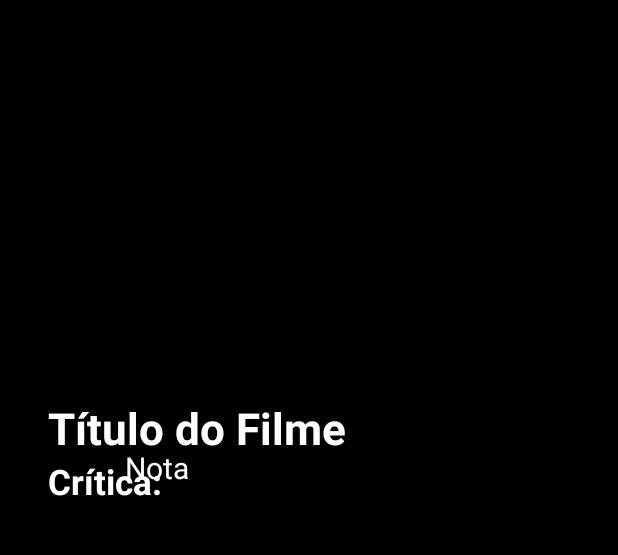
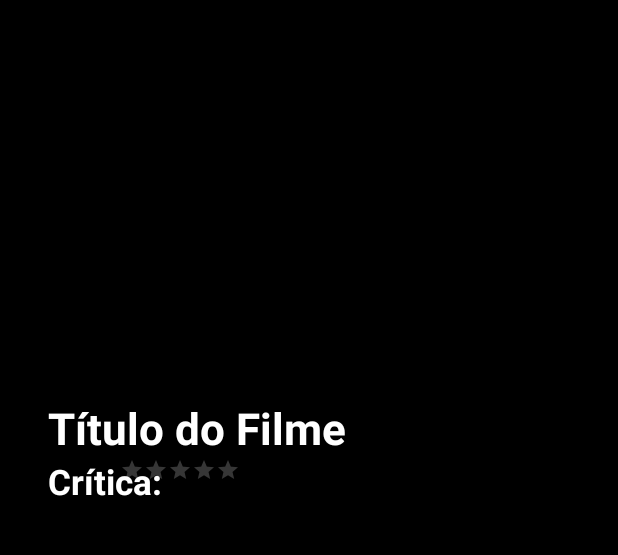
Before and after one commit to jephcescon/Cinequiz, an Android app: the MovieDetailsForSearch screen opened directly, with no data from a screen before it, on a phone screen of 412 x 824 dp, the part 75-630 px from its top. Run offline under Robolectric (Android 15) with nearby library versions, the phone set to English and light mode, and no system bars; our stand-ins replace Picasso; network calls fail; pictures from the network do not load; 1 statement that could not run was skipped.

Commit message:
adicionado estrelas

```diff
--- a/app/src/main/java/com/example/cinequiz/catalog/details/MovieDetails.kt
+++ b/app/src/main/java/com/example/cinequiz/catalog/details/MovieDetails.kt
@@ -6,6 +6,7 @@ import android.util.Log
 
 import android.widget.Button
 import android.widget.ImageView
+import android.widget.RatingBar
 import android.widget.TextView
 
 import androidx.appcompat.app.AppCompatActivity
@@ -35,7 +36,7 @@ class MovieDetails : AppCompatActivity() {
     private val search by lazy { findViewById<Button>(R.id.bt_search_movie_details) }
     private val movieImage by lazy { findViewById<ImageView>(R.id.iv_movie_img) }
     private val movieTitle by lazy { findViewById<TextView>(R.id.tv_movie_title) }
-    private val voteAvarage by lazy { findViewById<TextView>(R.id.tv_voteAvarage) }
+    private val voteAvarage by lazy { findViewById<RatingBar>(R.id.tv_voteAvarage) }
     private val viewModelMovieDetails by lazy { ViewModelProvider(this).get(MovieDetailsViewModel::class.java) }
     private val searchViewModel by lazy { ViewModelProvider(this).get(SearchViewModel::class.java) }
     var result = mutableListOf<Cast>()
@@ -62,7 +63,8 @@ class MovieDetails : AppCompatActivity() {
         movieTitle.text = dados?.title
         val url = "https://image.tmdb.org/t/p/w500${dados?.backdrop}"
         Picasso.get().load(url).into(movieImage)
-        voteAvarage.text = dados?.vote.toString()
+        val vote = dados?.vote!!
+        voteAvarage.rating = ((vote*5)/10).toFloat()
 
 
         if (Dados.type == null) {
--- a/app/src/main/java/com/example/cinequiz/catalog/details/MovieDetailsForSearch.kt
+++ b/app/src/main/java/com/example/cinequiz/catalog/details/MovieDetailsForSearch.kt
@@ -2,14 +2,18 @@ package com.example.cinequiz.catalog.details
 
 import android.content.Intent
 import android.os.Bundle
+import android.util.Log
 import android.widget.Button
 import android.widget.ImageView
+import android.widget.RatingBar
 import android.widget.TextView
 import androidx.appcompat.app.AppCompatActivity
 import androidx.fragment.app.Fragment
 import androidx.lifecycle.ViewModelProvider
 import androidx.viewpager2.widget.ViewPager2
 import com.example.cinequiz.R
+import com.example.cinequiz.catalog.Dados
+import com.example.cinequiz.catalog.Dados.dados
 import com.example.cinequiz.search.activity.SearchMenu
 import com.example.cinequiz.search.viewModel.SearchViewModel
 import com.google.android.material.tabs.TabLayout
@@ -25,7 +29,7 @@ class MovieDetailsForSearch : AppCompatActivity() {
     private val search by lazy { findViewById<Button>(R.id.bt_search_movie_details) }
     private val movieImage by lazy { findViewById<ImageView>(R.id.iv_movie_img) }
     private val movieTitle by lazy { findViewById<TextView>(R.id.tv_movie_title) }
-    private val voteAvarage by lazy { findViewById<TextView>(R.id.tv_voteAvarage) }
+    private val voteAvarage by lazy { findViewById<RatingBar>(R.id.tv_voteAvarage) }
     private val searchViewModel by lazy { ViewModelProvider(this).get(SearchViewModel::class.java) }
 
 
@@ -49,7 +53,9 @@ class MovieDetailsForSearch : AppCompatActivity() {
                 movieTitle.text = movieData.title
                 val url = "https://image.tmdb.org/t/p/w500${movieData.backdropPath}"
                 Picasso.get().load(url).into(movieImage)
-                voteAvarage.text = movieData.voteAverage.toString()
+                val vote = movieData.voteAverage
+                voteAvarage.rating = ((vote*5)/10).toFloat()
+                Log.d("NOTA2", voteAvarage.rating.toString())
 
 
                 searchViewModel.creditsLiveData.observe(this) { listAtores ->
@@ -84,7 +90,12 @@ class MovieDetailsForSearch : AppCompatActivity() {
                 movieTitle.text = serieData.name
                 val url = "https://image.tmdb.org/t/p/w500${serieData.backdropPath}"
                 Picasso.get().load(url).into(movieImage)
-                voteAvarage.text = serieData.voteAverage.toString()
+                val vote = serieData.voteAverage
+                val vote2 = ((vote?.times(5))?.div(10))?.toFloat()
+                if (vote2 != null) {
+                    voteAvarage.rating = vote2
+                    Log.d("Nota", voteAvarage.rating.toString())
+                }
 
 
                 searchViewModel.seriesCreditsLiveData.observe(this) { listAtores ->
--- a/app/src/main/res/layout/activity_movie_details.xml
+++ b/app/src/main/res/layout/activity_movie_details.xml
@@ -58,19 +58,27 @@
 
 
 
-    <TextView
+<!--    <TextView-->
+<!--        android:id="@+id/tv_voteAvarage"-->
+<!--        android:layout_width="wrap_content"-->
+<!--        android:layout_height="wrap_content"-->
+<!--        android:layout_marginStart="83dp"-->
+<!--        android:layout_marginTop="348dp"-->
+<!--        android:elevation="@android:dimen/app_icon_size"-->
+<!--        android:text="Nota"-->
+<!--        android:textColor="@color/white"-->
+<!--        android:textSize="20dp" />-->
+
+    <RatingBar
         android:id="@+id/tv_voteAvarage"
+        style="@style/Widget.AppCompat.RatingBar.Small"
         android:layout_width="wrap_content"
         android:layout_height="wrap_content"
-        android:layout_marginStart="83dp"
-        android:layout_marginTop="348dp"
+        android:layout_marginStart="80dp"
+        android:layout_marginTop="355dp"
+        android:numStars="5"
         android:elevation="@android:dimen/app_icon_size"
-        android:text="Nota"
-        android:textColor="@color/white"
-        android:textSize="20dp" />
-
-
-
+        android:progressTint="@color/google_red" />
 
 
 
@@ -100,18 +108,16 @@
             android:layout_marginStart="32dp"
             android:layout_marginTop="15dp"/>
 
+
+
         <TextView
             android:layout_width="wrap_content"
             android:layout_height="wrap_content"
+            android:layout_marginStart="32dp"
             android:text="Crítica:"
             android:textColor="@color/white"
             android:textSize="35px"
-            android:textStyle="bold"
-            android:layout_marginStart="32dp"/>
-
-
-
-
+            android:textStyle="bold" />
 
 
         <com.google.android.material.tabs.TabLayout
@@ -132,18 +138,7 @@
         android:layout_height="match_parent"
         app:layout_behavior="@string/appbar_scrolling_view_behavior" />
 
-<!--    <com.google.android.material.bottomnavigation.BottomNavigationView-->
-<!--        android:id="@+id/bottomNavigationView_movie_details"-->
-<!--        android:layout_width="match_parent"-->
-<!--        android:layout_height="wrap_content"-->
-<!--        android:background="@color/black"-->
-<!--        app:layout_constraintBottom_toBottomOf="parent"-->
-<!--        app:layout_constraintEnd_toEndOf="parent"-->
-<!--        app:layout_constraintStart_toStartOf="parent"-->
-<!--        app:itemIconTint="@drawable/item_selector"-->
-<!--        app:itemTextColor="@drawable/item_selector"-->
-<!--        app:menu="@menu/bottom_nav_menu"-->
-<!--        android:layout_gravity="bottom"/>-->
+
 
 
 </androidx.coordinatorlayout.widget.CoordinatorLayout>
```
